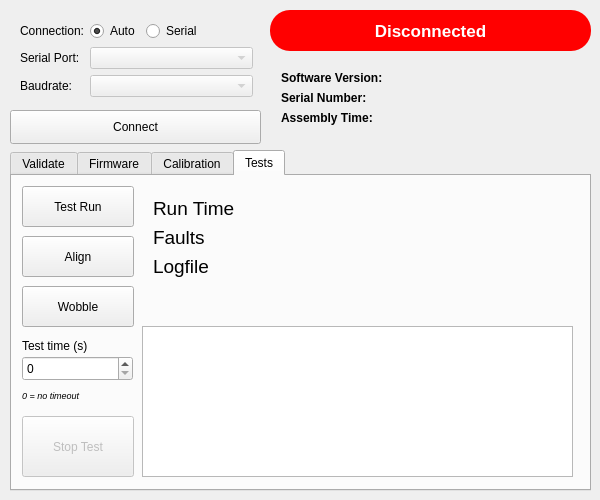
Qt form Tools/src/gui_design.ui (Gussy/solo-gimbal) before a commit.
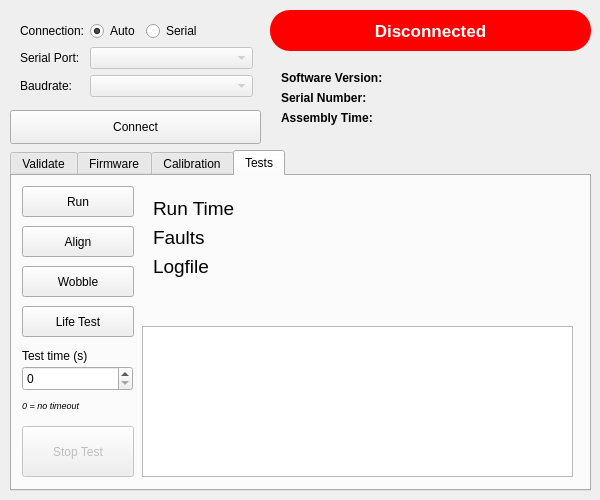
The same form after that commit. The open tabs and pages were chosen to show the change.

Commit message: tools: add life test functionality to gui

```diff
--- a/Tools/src/gui_design.ui
+++ b/Tools/src/gui_design.ui
@@ -1144,20 +1144,20 @@
         <x>10</x>
         <y>10</y>
         <width>112</width>
-        <height>41</height>
+        <height>31</height>
        </rect>
       </property>
       <property name="text">
-       <string>Test Run</string>
+       <string>Run</string>
       </property>
      </widget>
      <widget class="QPushButton" name="btnTestsAlign">
       <property name="geometry">
        <rect>
         <x>10</x>
-        <y>60</y>
+        <y>50</y>
         <width>112</width>
-        <height>41</height>
+        <height>31</height>
        </rect>
       </property>
       <property name="text">
@@ -1168,9 +1168,9 @@
       <property name="geometry">
        <rect>
         <x>10</x>
-        <y>110</y>
+        <y>90</y>
         <width>112</width>
-        <height>41</height>
+        <height>31</height>
        </rect>
       </property>
       <property name="text">
@@ -1184,9 +1184,9 @@
       <property name="geometry">
        <rect>
         <x>10</x>
-        <y>240</y>
+        <y>250</y>
         <width>112</width>
-        <height>61</height>
+        <height>51</height>
        </rect>
       </property>
       <property name="text">
@@ -1306,7 +1306,7 @@
       <property name="geometry">
        <rect>
         <x>10</x>
-        <y>180</y>
+        <y>190</y>
         <width>111</width>
         <height>25</height>
        </rect>
@@ -1322,7 +1322,7 @@
       <property name="geometry">
        <rect>
         <x>10</x>
-        <y>160</y>
+        <y>170</y>
         <width>111</width>
         <height>19</height>
        </rect>
@@ -1335,7 +1335,7 @@
       <property name="geometry">
        <rect>
         <x>10</x>
-        <y>210</y>
+        <y>220</y>
         <width>111</width>
         <height>19</height>
        </rect>
@@ -1350,6 +1350,19 @@
        <string>0 = no timeout</string>
       </property>
      </widget>
+     <widget class="QPushButton" name="btnTestsLifeTest">
+      <property name="geometry">
+       <rect>
+        <x>10</x>
+        <y>130</y>
+        <width>112</width>
+        <height>31</height>
+       </rect>
+      </property>
+      <property name="text">
+       <string>Life Test</string>
+      </property>
+     </widget>
     </widget>
    </widget>
    <widget class="QWidget" name="formLayoutWidget">
```
Left out of the diff: 2 changed lines with no effect on the pictures. The commit also changes 3 other files.
